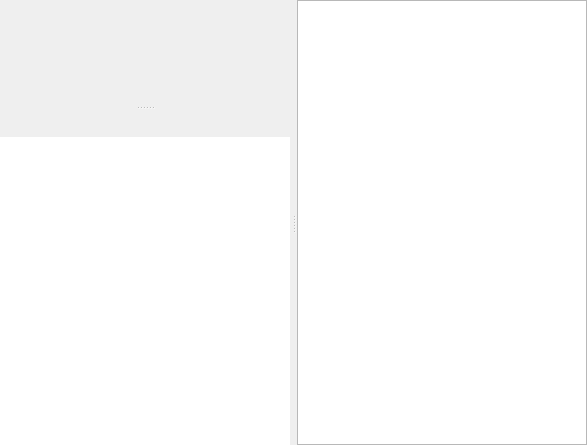
Before: the Qt Designer form lmc/src/gui/chat/chatroomwindow.ui in lanmessenger/lanmessenger, drawn with Qt 5.
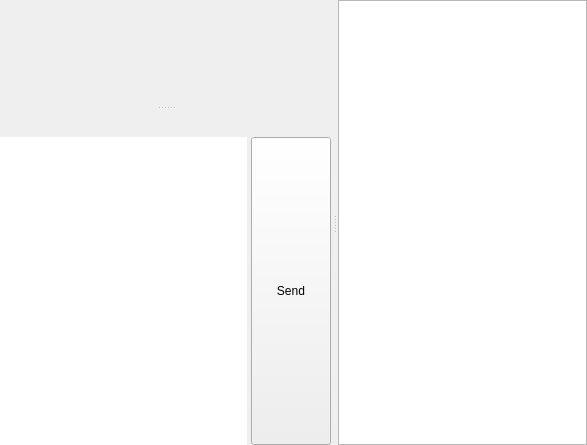
After: the same form once the commit is applied. Custom widgets are drawn as their Qt base class.

Commit message: feat: add optional Send button to chat windows

What changed in the file:
```diff
--- a/lmc/src/gui/chat/chatroomwindow.ui
+++ b/lmc/src/gui/chat/chatroomwindow.ui
@@ -170,10 +170,18 @@
          </widget>
         </item>
         <item>
+         <layout class="QHBoxLayout" name="msgRowLayout">
+          <property name="spacing">
+           <number>4</number>
+          </property>
+          <property name="margin">
+           <number>0</number>
+          </property>
+          <item>
          <widget class="QTextEdit" name="txtMessage">
           <property name="sizePolicy">
            <sizepolicy hsizetype="Expanding" vsizetype="Minimum">
-            <horstretch>0</horstretch>
+              <horstretch>1</horstretch>
             <verstretch>0</verstretch>
            </sizepolicy>
           </property>
@@ -193,6 +201,24 @@
            <bool>false</bool>
           </property>
          </widget>
+          </item>
+          <item>
+           <widget class="QPushButton" name="btnSend">
+            <property name="focusPolicy">
+             <enum>Qt::NoFocus</enum>
+            </property>
+            <property name="sizePolicy">
+             <sizepolicy hsizetype="Minimum" vsizetype="Expanding">
+              <horstretch>0</horstretch>
+              <verstretch>0</verstretch>
+             </sizepolicy>
+            </property>
+            <property name="text">
+             <string>Send</string>
+            </property>
+           </widget>
+          </item>
+         </layout>
         </item>
        </layout>
       </widget>
```
Lines whose indentation alone changed are shown as unchanged. The commit also changes 8 other files.
